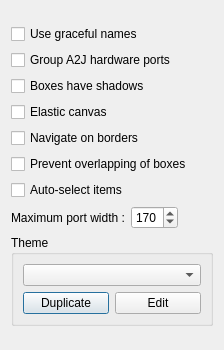
Qt form resources/ui/canvas_options.ui (Houston4444/HoustonPatchbay) before a commit.
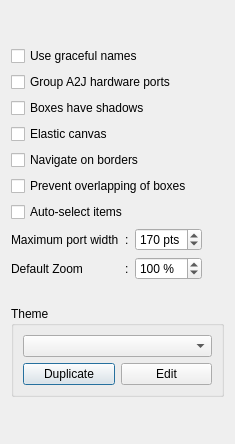
The same form after that commit. Icons and pictures are not drawn.

Commit message: add default zoom feature, always start or reset zoom to default zoom

Patch:
```diff
--- a/resources/ui/canvas_options.ui
+++ b/resources/ui/canvas_options.ui
@@ -6,8 +6,8 @@
    <rect>
     <x>0</x>
     <y>0</y>
-    <width>224</width>
-    <height>350</height>
+    <width>235</width>
+    <height>444</height>
    </rect>
   </property>
   <property name="windowTitle">
@@ -94,15 +94,34 @@
       </widget>
      </item>
      <item>
-      <layout class="QHBoxLayout" name="horizontalLayout_2">
-       <item>
-        <widget class="QLabel" name="label_2">
+      <layout class="QGridLayout" name="gridLayout">
+       <item row="1" column="0">
+        <widget class="QLabel" name="label">
+         <property name="toolTip">
+          <string>Default zoom level at startup</string>
+         </property>
          <property name="text">
-          <string>Maximum port width :</string>
+          <string>Default Zoom</string>
          </property>
         </widget>
        </item>
-       <item>
+       <item row="1" column="2">
+        <widget class="QSpinBox" name="spinBoxDefaultZoom">
+         <property name="suffix">
+          <string> %</string>
+         </property>
+         <property name="minimum">
+          <number>50</number>
+         </property>
+         <property name="maximum">
+          <number>250</number>
+         </property>
+         <property name="value">
+          <number>100</number>
+         </property>
+        </widget>
+       </item>
+       <item row="0" column="2">
         <widget class="QSpinBox" name="spinBoxMaxPortWidth">
          <property name="sizePolicy">
           <sizepolicy hsizetype="Fixed" vsizetype="Fixed">
@@ -110,6 +129,9 @@
            <verstretch>0</verstretch>
           </sizepolicy>
          </property>
+         <property name="suffix">
+          <string> pts</string>
+         </property>
          <property name="minimum">
           <number>40</number>
          </property>
@@ -121,6 +143,44 @@
          </property>
         </widget>
        </item>
+       <item row="1" column="1">
+        <widget class="QLabel" name="label_4">
+         <property name="text">
+          <string>:</string>
+         </property>
+        </widget>
+       </item>
+       <item row="0" column="0">
+        <widget class="QLabel" name="label_2">
+         <property name="text">
+          <string>Maximum port width</string>
+         </property>
+        </widget>
+       </item>
+       <item row="0" column="1">
+        <widget class="QLabel" name="label_3">
+         <property name="text">
+          <string>:</string>
+         </property>
+        </widget>
+       </item>
+       <item row="1" column="3">
+        <spacer name="horizontalSpacer_2">
+         <property name="orientation">
+          <enum>Qt::Horizontal</enum>
+         </property>
+         <property name="sizeHint" stdset="0">
+          <size>
+           <width>40</width>
+           <height>20</height>
+          </size>
+         </property>
+        </spacer>
+       </item>
+      </layout>
+     </item>
+     <item>
+      <layout class="QHBoxLayout" name="horizontalLayout_2">
        <item>
         <spacer name="horizontalSpacer">
          <property name="orientation">
```
The commit also changes 9 other files.
